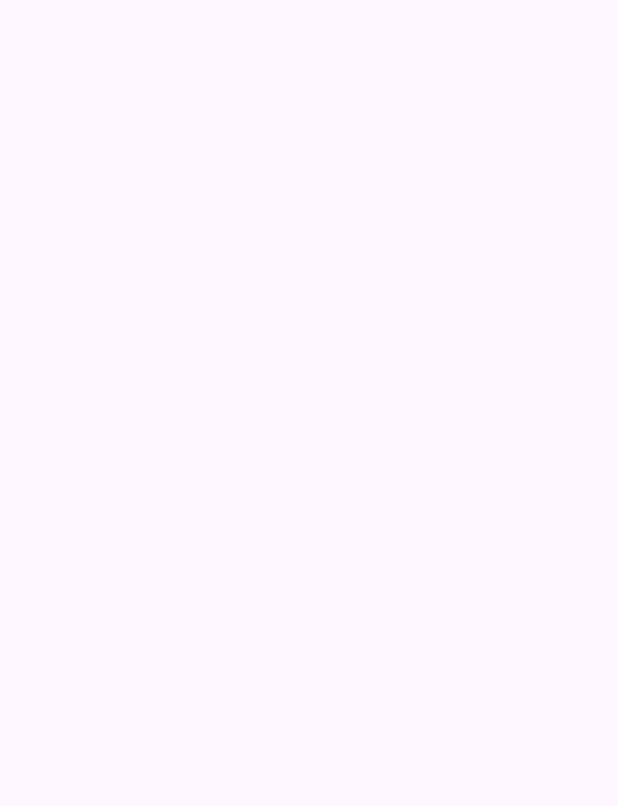
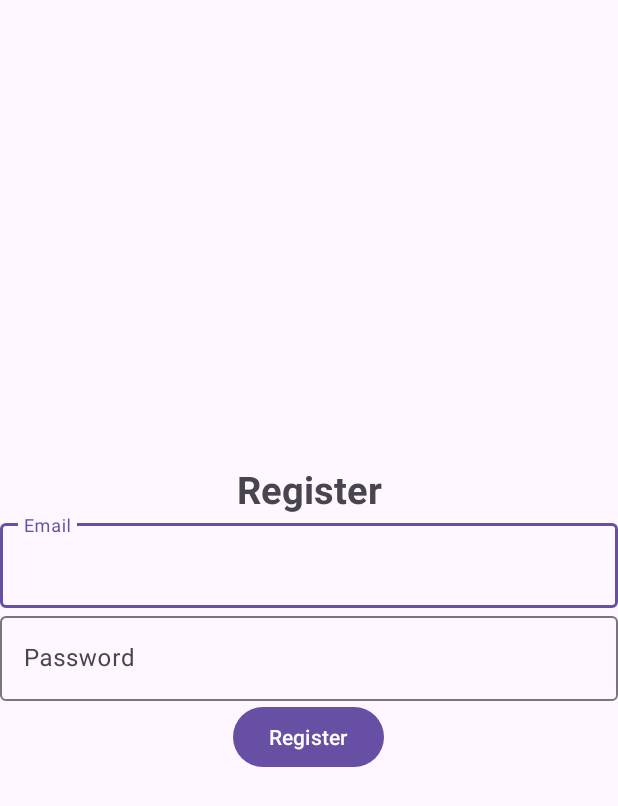
Before and after one commit to maiahg/ServiceNovigrad, an Android app: the Register screen opened directly, with no data from a screen before it, on a phone screen of 412 x 824 dp. Before the commit the part shown is empty. Shown: the top 806 px of the screen. Run offline under Robolectric (Android 15) with nearby library versions, the phone set to English and light mode, and no system bars.

Commit message:
LogIn and Register xml files

```diff
--- a/app/src/main/AndroidManifest.xml
+++ b/app/src/main/AndroidManifest.xml
@@ -1,7 +1,7 @@
 <?xml version="1.0" encoding="utf-8"?>
 <manifest xmlns:android="http://schemas.android.com/apk/res/android"
     xmlns:tools="http://schemas.android.com/tools">
-
+<uses-permission android:name="android.permission.INTERNET"/>
     <application
         android:allowBackup="true"
         android:dataExtractionRules="@xml/data_extraction_rules"
@@ -10,13 +10,15 @@
         android:label="@string/app_name"
         android:roundIcon="@mipmap/ic_launcher_round"
         android:supportsRtl="true"
-        android:theme="@style/Theme.ServiceNovigrad"
+        android:theme="@style/Theme.Material3.Light"
         tools:targetApi="31">
         <activity
             android:name=".Register"
+            android:theme="@style/Theme.Material3.Light.NoActionBar"
             android:exported="false" />
         <activity
             android:name=".LogIn"
+            android:theme="@style/Theme.Material3.Light.NoActionBar"
             android:exported="true">
             <intent-filter>
                 <action android:name="android.intent.action.MAIN" />
@@ -27,11 +29,6 @@
         <activity
             android:name=".MainActivity"
             android:exported="true">
-            <intent-filter>
-                <action android:name="android.intent.action.MAIN" />
-
-                <category android:name="android.intent.category.LAUNCHER" />
-            </intent-filter>
         </activity>
     </application>
 
--- a/app/src/main/res/layout/activity_log_in.xml
+++ b/app/src/main/res/layout/activity_log_in.xml
@@ -17,7 +17,7 @@
         android:layout_height="wrap_content"  />
     <com.google.android.material.textfield.TextInputLayout
         android:layout_width="match_parent"
-        android:layout_height="wrap_content" >
+        android:layout_height="wrap_content">
 
         <com.google.android.material.textfield.TextInputEditText
             android:id="@+id/email"
@@ -41,6 +41,7 @@
 
     <Button
         android:id="@+id/LoginBtn"
+        android:text="@string/Login"
         android:layout_width="wrap_content"
         android:layout_height="wrap_content" />
 </LinearLayout>
--- a/app/src/main/res/layout/activity_register.xml
+++ b/app/src/main/res/layout/activity_register.xml
@@ -1,9 +1,47 @@
 <?xml version="1.0" encoding="utf-8"?>
-<androidx.constraintlayout.widget.ConstraintLayout xmlns:android="http://schemas.android.com/apk/res/android"
+<LinearLayout xmlns:android="http://schemas.android.com/apk/res/android"
     xmlns:app="http://schemas.android.com/apk/res-auto"
     xmlns:tools="http://schemas.android.com/tools"
     android:layout_width="match_parent"
+    android:orientation="vertical"
+    android:gravity="center"
     android:layout_height="match_parent"
     tools:context=".Register">
 
-</androidx.constraintlayout.widget.ConstraintLayout>
+    <TextView
+        android:text="@string/Register"
+        android:textSize="25sp"
+        android:textStyle="bold"
+        android:gravity="center"
+        android:layout_width="match_parent"
+        android:layout_height="wrap_content"  />
+    <com.google.android.material.textfield.TextInputLayout
+        android:layout_width="match_parent"
+        android:layout_height="wrap_content">
+
+        <com.google.android.material.textfield.TextInputEditText
+            android:id="@+id/email"
+            android:layout_width="match_parent"
+            android:layout_height="wrap_content"
+            android:hint="@string/Email"
+            android:textColorHint="#546E7A" />
+    </com.google.android.material.textfield.TextInputLayout>
+
+    <com.google.android.material.textfield.TextInputLayout
+        android:layout_width="match_parent"
+        android:layout_height="wrap_content" >
+
+        <com.google.android.material.textfield.TextInputEditText
+            android:id="@+id/password"
+            android:layout_width="match_parent"
+            android:layout_height="wrap_content"
+            android:hint="@string/Password"
+            android:textColorHint="#546E7A" />
+    </com.google.android.material.textfield.TextInputLayout>
+
+    <Button
+        android:id="@+id/RegisterBtn"
+        android:text="@string/Register"
+        android:layout_width="wrap_content"
+        android:layout_height="wrap_content" />
+</LinearLayout>
--- a/app/src/main/res/values/strings.xml
+++ b/app/src/main/res/values/strings.xml
@@ -3,4 +3,5 @@
     <string name="Login">Login</string>
     <string name="Email">Email</string>
     <string name="Password">Password</string>
+    <string name="Register">Register</string>
 </resources>
```
